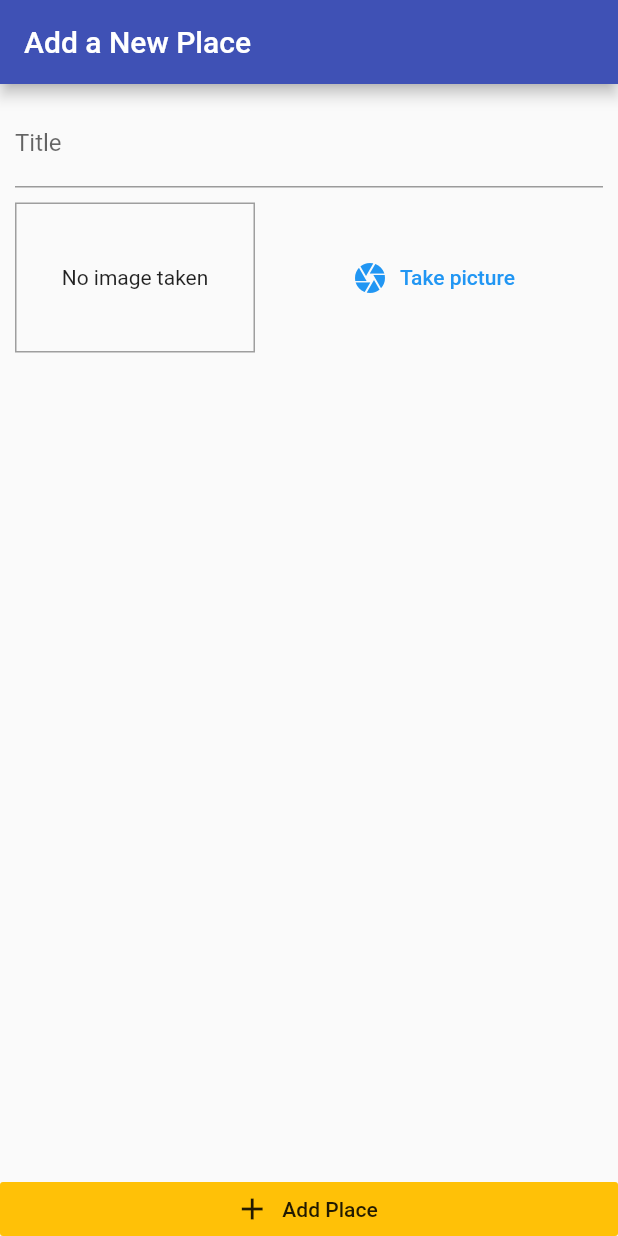
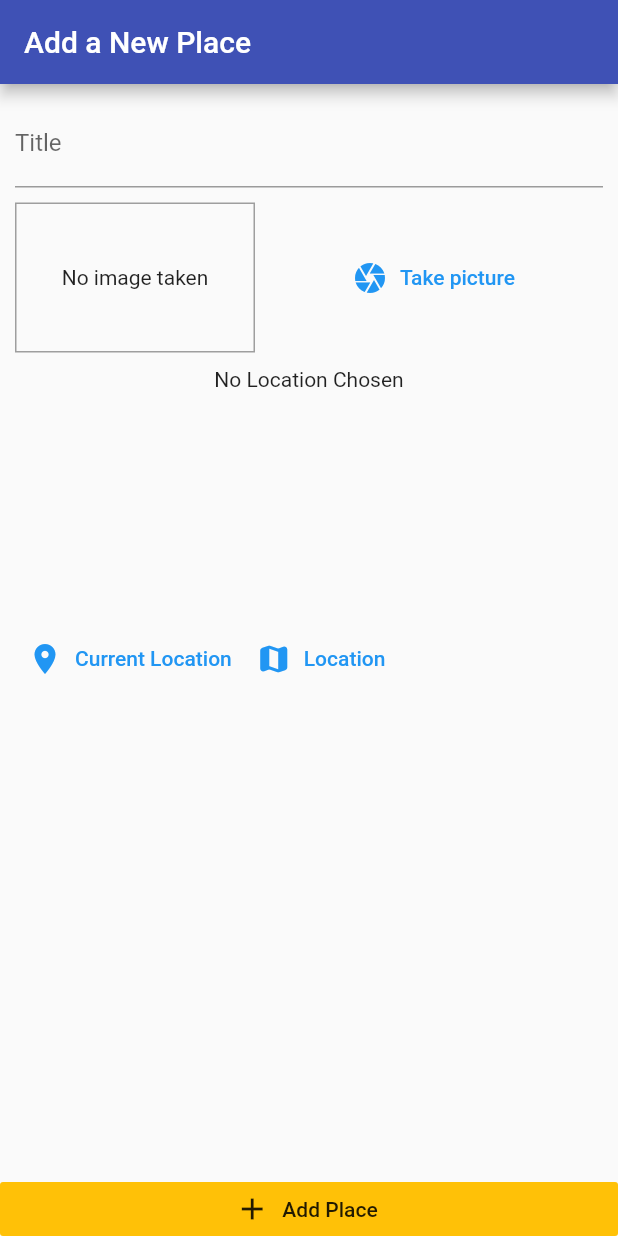
Before and after one commit to constantinLu/great-places, a Flutter app: the screen it shows after launch, after a tap on the "add" icon, on a phone screen of 412 x 824 dp. Run offline on Flutter 3.47's test engine with Material 2 defaults, Android fonts, the phone set to English and light mode, and no system bars; our stand-ins replace image_picker, sqflite; accounts and stored records are empty.

Commit message:
304 - Adding Location.

```diff
--- a/lib/screens/add_place_screen.dart
+++ b/lib/screens/add_place_screen.dart
@@ -5,6 +5,7 @@ import 'package:flutter/material.dart';
 import 'package:great_places/providers/great_places.dart';
 import 'package:great_places/screens/places_list_screen.dart';
 import 'package:great_places/widgets/image_input.dart';
+import 'package:great_places/widgets/location_input.dart';
 import 'package:provider/provider.dart';
 
 class AddPlacesScreen extends StatefulWidget {
@@ -57,6 +58,10 @@ class _AddPlacesScreenState extends State<AddPlacesScreen> {
                       height: 10,
                     ),
                     ImageInput(_selectImage),
+                    const SizedBox(
+                      height: 10,
+                    ),
+                    LocationInput(),
                   ],
                 ),
               ),
--- a/lib/screens/places_list_screen.dart
+++ b/lib/screens/places_list_screen.dart
@@ -22,8 +22,11 @@ class PlacesListScreen extends StatelessWidget {
             ),
           ],
         ),
-        body: Center(
-          child: Consumer<GreatPlaces>(
+        body: FutureBuilder(
+          future: Provider.of<GreatPlaces>(context, listen: false).fetchAndSetPlaces(),
+          builder: (ctx, snapshot) => snapshot.connectionState == ConnectionState.waiting
+              ? Center(child: CircularProgressIndicator())
+              : Consumer<GreatPlaces>(
                   child: const Center(
                     child: Text('Got no places yet'),
                   ),
--- /dev/null
+++ b/lib/widgets/location_input.dart
@@ -0,0 +1,41 @@
+import 'package:flutter/material.dart';
+
+class LocationInput extends StatefulWidget {
+  const LocationInput({Key? key}) : super(key: key);
+
+  @override
+  _LocationInputState createState() => _LocationInputState();
+}
+
+class _LocationInputState extends State<LocationInput> {
+  String? _previewImageUrl;
+
+  @override
+  Widget build(BuildContext context) {
+    return Column(children: [
+      Container(
+        height: 170,
+        width: double.infinity,
+        child: _previewImageUrl == null
+            ? const Text('No Location Chosen', textAlign: TextAlign.center)
+            : Image.network(
+                _previewImageUrl!,
+                fit: BoxFit.cover,
+                width: double.infinity,
+              ),
+      ),
+      Row(children: [
+        TextButton.icon(
+            onPressed: () {},
+            icon: const Icon(Icons.location_on),
+            label: const Text('Current Location'),
+            style: TextButton.styleFrom(primary: Theme.of(context).primaryColor)),
+        TextButton.icon(
+            onPressed: () {},
+            icon: const Icon(Icons.map_rounded),
+            label: const Text('Location'),
+            style: TextButton.styleFrom(primary: Theme.of(context).primaryColor))
+      ])
+    ]);
+  }
+}
--- a/pubspec.yaml
+++ b/pubspec.yaml
@@ -39,6 +39,7 @@ dependencies:
   path_provider: ^2.0.8
   path: ^1.8.0
   sqflite: ^2.0.1
+  location: 4.3.0
 
 dev_dependencies:
   flutter_test:
```
Also changed, not shown: pubspec.lock, 2 other files. Lines whose indentation alone changed are shown as unchanged.
